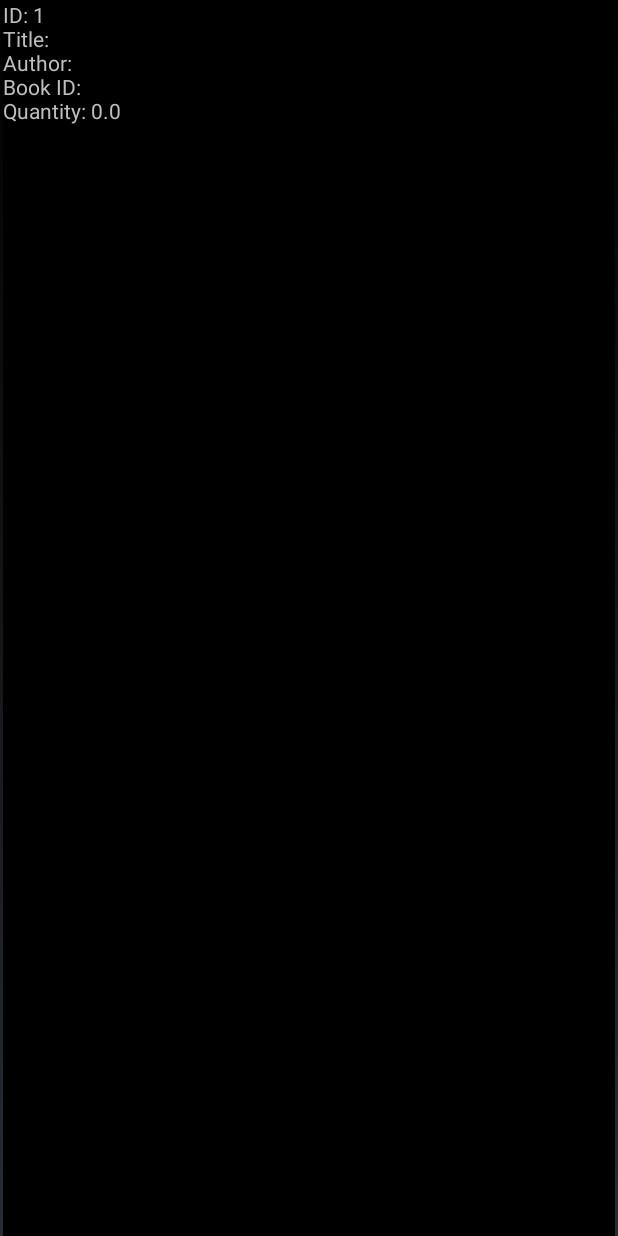
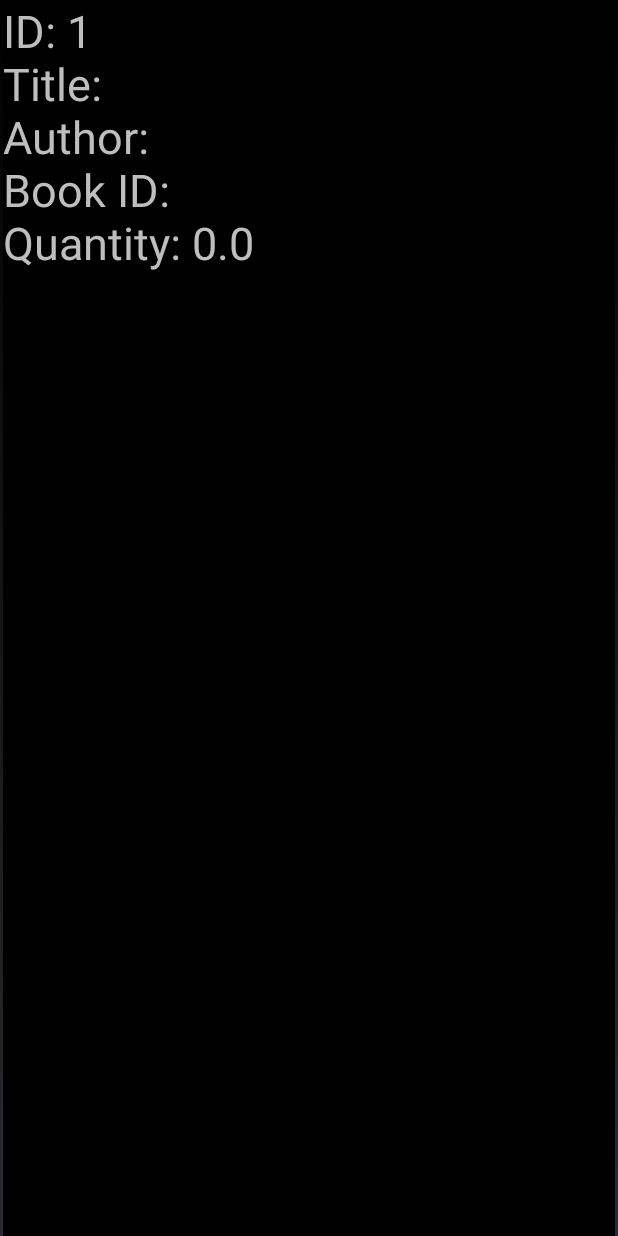
Before and after one commit to sharanyakamath/Library-Management-Android-App, an Android app: the Inventory screen opened directly, with no data from a screen before it, on a phone screen of 412 x 824 dp. Run offline under Robolectric (Android 15) with nearby library versions, the phone set to English and light mode, and no system bars.

Commit message:
I'M HALF DEAD RN

```diff
--- a/lms123/app/src/main/res/layout/addbook.xml
+++ b/lms123/app/src/main/res/layout/addbook.xml
@@ -12,7 +12,7 @@
         android:id="@+id/title"
         android:layout_gravity="center_horizontal"
         android:hint="Title"
-        android:layout_marginTop="200dp"
+        android:layout_marginTop="220dp"
         android:layout_marginBottom="5dp"
         android:layout_marginRight="5dp"
         android:layout_marginLeft="5dp" />
--- a/lms123/app/src/main/res/layout/createaccount.xml
+++ b/lms123/app/src/main/res/layout/createaccount.xml
@@ -16,7 +16,7 @@
         android:hint="Name"
         android:layout_centerHorizontal="true"
         android:layout_centerVertical="true"
-        android:layout_marginTop="180dp"
+        android:layout_marginTop="200dp"
         android:lines="1"
         android:layout_gravity="center_horizontal"
         android:textColor="#000000"
@@ -80,6 +80,7 @@
         fancy:fb_radius="30dp"
         fancy:fb_text="REGISTER"
         fancy:fb_textColor="#FFFFFF" />
+
     <mehdi.sakout.fancybuttons.FancyButton
         android:id="@+id/help_button"
         android:layout_width="200dp"
--- a/lms123/app/src/main/res/layout/inventory.xml
+++ b/lms123/app/src/main/res/layout/inventory.xml
@@ -19,7 +19,7 @@
 
     <ScrollView
         android:layout_width="match_parent"
-        android:layout_height="500dp"
+        android:layout_height="match_parent"
         android:id="@+id/scrollView"
         android:layout_weight="1.31">
 
@@ -27,6 +27,7 @@
             android:layout_width="wrap_content"
             android:layout_height="wrap_content"
             android:text=""
+            android:textSize="30dp"
             android:id="@+id/maininventory" />
     </ScrollView>
 
--- a/lms123/app/src/main/res/layout/issuebook.xml
+++ b/lms123/app/src/main/res/layout/issuebook.xml
@@ -12,7 +12,7 @@
         android:id="@+id/title"
         android:layout_gravity="center_horizontal"
         android:hint="Title"
-        android:layout_marginTop="200dp"
+        android:layout_marginTop="220dp"
         android:layout_marginBottom="5dp"
         android:layout_marginRight="5dp"
         android:layout_marginLeft="5dp" />
```
Also changed, not shown: 617 other files.
